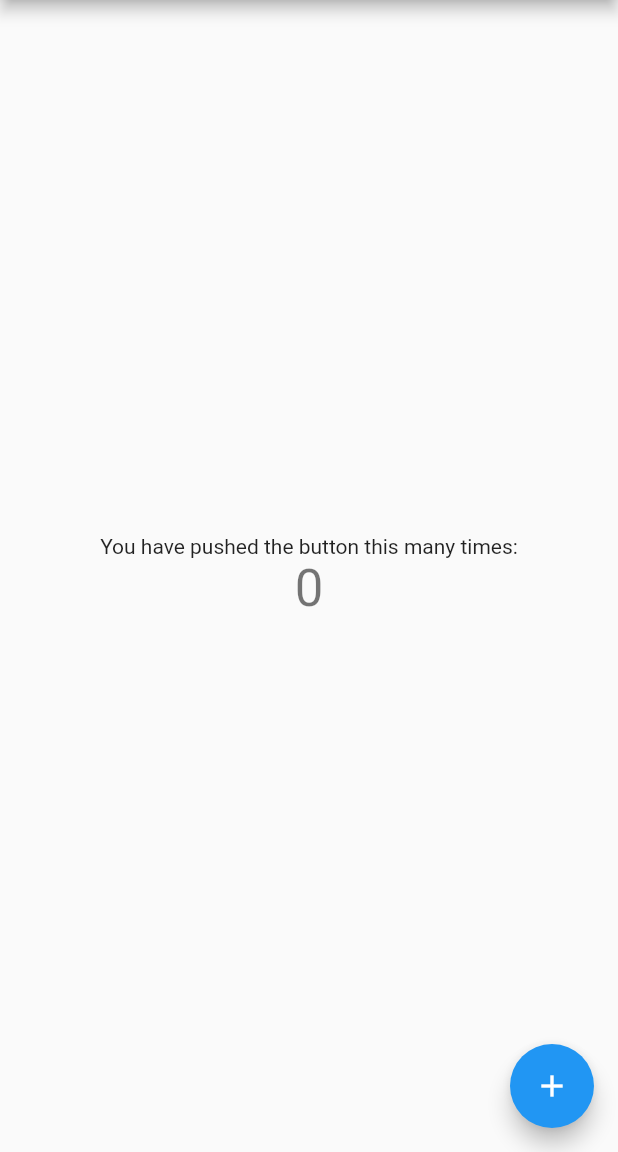
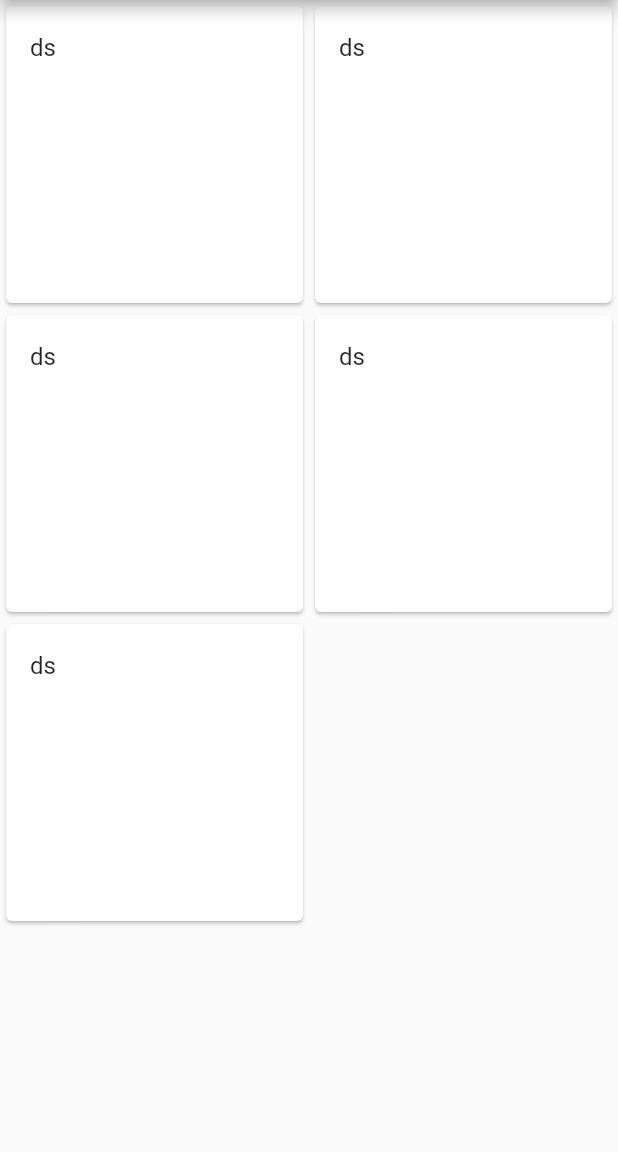
Before and after one commit to CraftcodeCrew/blogpostVoting, a Flutter app: the screen it shows after launch, on a phone screen of 412 x 824 dp, the part 84-1236 px from its top. Run offline on Flutter 3.47's test engine with Material 2 defaults, Android fonts, the phone set to English and light mode, and no system bars.

Commit message:
added base classes from Google IO 2018

```diff
--- /dev/null
+++ b/lib/Author.dart
@@ -0,0 +1,6 @@
+class Author {
+  final String name;
+
+
+  const Author(this.name);
+}
--- /dev/null
+++ b/lib/AuthorBloc.dart
@@ -0,0 +1,7 @@
+
+
+class AuthorBloc {
+
+  AuthorBloc() {}
+
+}
--- /dev/null
+++ b/lib/AuthorProvider.dart
@@ -0,0 +1,25 @@
+import 'package:blogpostvoting/AuthorBloc.dart';
+import 'package:flutter/widgets.dart';
+
+class AuthorProvider extends InheritedWidget {
+  final AuthorBloc authorBloc;
+
+
+  AuthorProvider({
+    Key key,
+    AuthorBloc authorBloc,
+    Widget child,
+  })
+      : authorBloc = authorBloc ?? AuthorBloc(),
+        super(key: key, child: child);
+
+
+  @override
+  bool updateShouldNotify(InheritedWidget oldWidget) => true;
+
+
+  static AuthorBloc of(BuildContext context) =>
+      (context.inheritFromWidgetOfExactType(AuthorProvider) as AuthorProvider)
+          .authorBloc;
+
+}
--- a/lib/main.dart
+++ b/lib/main.dart
@@ -1,3 +1,4 @@
+import 'package:blogpostvoting/cracke_hoe.dart';
 import 'package:flutter/material.dart';
 
 void main() => runApp(new MyApp());
@@ -73,37 +74,31 @@ class _MyHomePageState extends State<MyHomePage> {
       body: new Center(
         // Center is a layout widget. It takes a single child and positions it
         // in the middle of the parent.
-        child: new Column(
-          // Column is also layout widget. It takes a list of children and
-          // arranges them vertically. By default, it sizes itself to fit its
-          // children horizontally, and tries to be as tall as its parent.
-          //
-          // Invoke "debug paint" (press "p" in the console where you ran
-          // "flutter run", or select "Toggle Debug Paint" from the Flutter tool
-          // window in IntelliJ) to see the wireframe for each widget.
-          //
-          // Column has various properties to control how it sizes itself and
-          // how it positions its children. Here we use mainAxisAlignment to
-          // center the children vertically; the main axis here is the vertical
-          // axis because Columns are vertical (the cross axis would be
-          // horizontal).
-          mainAxisAlignment: MainAxisAlignment.center,
-          children: <Widget>[
-            new Text(
-              'You have pushed the button this many times:',
-            ),
-            new Text(
-              '$_counter',
-              style: Theme.of(context).textTheme.display1,
-            ),
-          ],
-        ),
+        child: new AuthorGrid(),
       ),
-      floatingActionButton: new FloatingActionButton(
-        onPressed: _incrementCounter,
-        tooltip: 'Increment',
-        child: new Icon(Icons.add),
-      ), // This trailing comma makes auto-formatting nicer for build methods.
     );
   }
 }
+
+
+class AuthorGrid extends StatelessWidget {
+  @override
+  Widget build(BuildContext context) {
+    //final authorBloc = AuthorProvider.of(context);
+    return GridView.count(crossAxisCount: 2,
+    children: crackeHoe.authors.map((author) {
+      return Card(
+        child: new Column(
+          mainAxisSize: MainAxisSize.min,
+          children: <Widget>[
+            const ListTile(
+              title: const Text("ds")
+            )
+          ],
+        ),
+      );
+    }).toList(),
+    );
+  }
+
+}
--- a/pubspec.yaml
+++ b/pubspec.yaml
@@ -2,8 +2,12 @@ name: blogpostvoting
 description: A simple Hello World Flutter app to vote Blogpost
 
 dependencies:
+  rxdart: ^0.16.0+2
   flutter:
     sdk: flutter
+
+  scoped_model: ^0.2.0
+  flutter_redux: ^0.5.0
 
   # The following adds the Cupertino Icons font to your application.
   # Use with the CupertinoIcons class for iOS style icons.
```
Also changed, not shown: lib/cracke_hoe.dart (added, +23 -0 lines), pubspec.lock.
